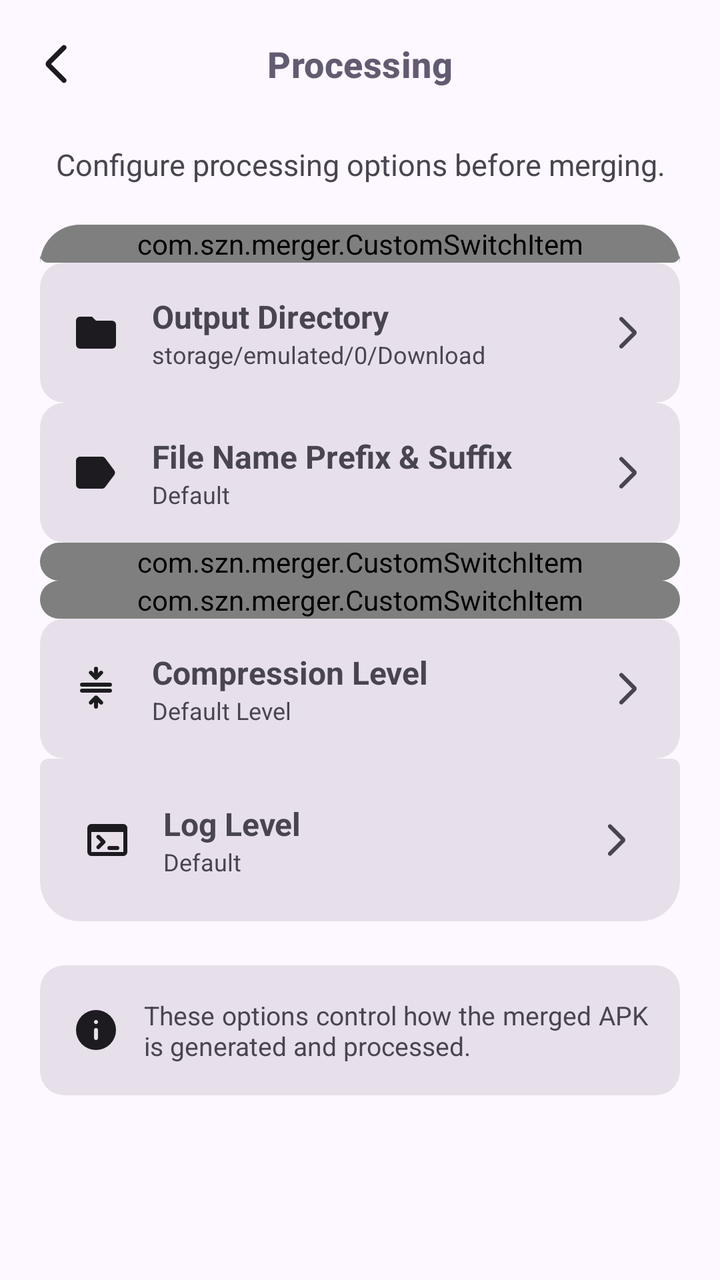
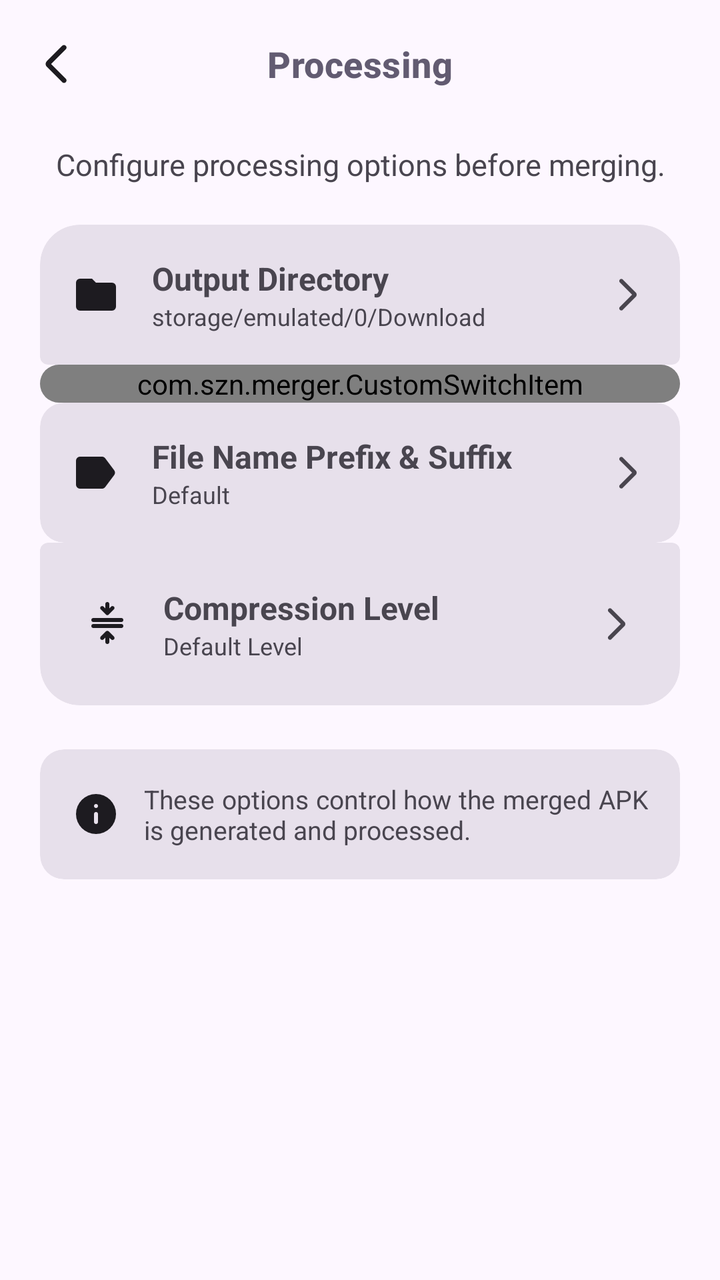

The first picture is an Android layout as it rendered before a commit; the second is the same layout after the commit. The layout source and the unified diff follow.
<!-- AndroidManifest.xml: application theme AppTheme -->
<!-- res/layout/processing_layout.xml -->
<?xml version="1.0" encoding="utf-8"?>
<androidx.constraintlayout.widget.ConstraintLayout xmlns:android="http://schemas.android.com/apk/res/android"
    xmlns:app="http://schemas.android.com/apk/res-auto"
    android:layout_width="match_parent"
    android:layout_height="match_parent">

    <com.google.android.material.appbar.MaterialToolbar
        android:id="@+id/toolbar"
        android:layout_width="0dp"
        android:layout_height="?attr/actionBarSize"
        android:background="@android:color/transparent"
        app:navigationIcon="@drawable/ic_back"
        app:navigationIconTint="?attr/colorOnSurface"
        app:title="@string/processing"
        app:titleCentered="true"
        app:titleTextAppearance="@style/CustomCollapsedTitle"
        app:layout_constraintTop_toTopOf="parent"
        app:layout_constraintStart_toStartOf="parent"
        app:layout_constraintEnd_toEndOf="parent" />

    <androidx.core.widget.NestedScrollView
        android:id="@+id/scroll"
        android:layout_width="0dp"
        android:layout_height="0dp"
        android:fillViewport="true"
        android:paddingHorizontal="20dp"
        app:layout_constraintTop_toBottomOf="@id/toolbar"
        app:layout_constraintBottom_toBottomOf="parent"
        app:layout_constraintStart_toStartOf="parent"
        app:layout_constraintEnd_toEndOf="parent">

        <LinearLayout
            android:layout_width="match_parent"
            android:layout_height="wrap_content"
            android:orientation="vertical">

            <TextView
                android:layout_width="wrap_content"
                android:layout_height="wrap_content"
                android:text="@string/desc_processing"
                android:textSize="15sp"
                android:paddingStart="8dp"
                android:layout_marginTop="8dp"
                android:layout_marginBottom="20dp" />

            <com.google.android.material.card.MaterialCardView
                android:layout_width="match_parent"
                android:layout_height="wrap_content"
                style="@style/Widget.Card.RoundedTop">

                <com.szn.merger.CustomSwitchItem
                    android:id="@+id/extract_native_libs"
                    android:layout_width="match_parent"
                    android:layout_height="wrap_content"
                    app:itemTitle="Extract Native Libs"
                    app:itemIcon="@drawable/ic_file" />

            </com.google.android.material.card.MaterialCardView>


            <com.google.android.material.card.MaterialCardView
                android:id="@+id/card_output_directory"
                android:layout_width="match_parent"
                android:layout_height="wrap_content"

                style="@style/Widget.Card.FlatMiddle">

                <LinearLayout
                    android:layout_width="match_parent"
                    android:layout_height="match_parent"
                    android:gravity="center_vertical"
                    android:orientation="horizontal"
                    android:padding="16dp">

                    <ImageView
                        android:layout_width="24dp"
                        android:layout_height="24dp"
                        app:tint="?attr/colorOnSurface"
                        android:src="@drawable/ic_folder" />

                    <LinearLayout
                        android:layout_width="0dp"
                        android:layout_height="wrap_content"
                        android:layout_weight="1"
                        android:layout_marginStart="16dp"
                        android:orientation="vertical">

                        <TextView
                            android:layout_width="wrap_content"
                            android:layout_height="wrap_content"
                            android:text="@string/output_directory"
                            android:textStyle="bold"
                            android:textSize="16sp" />

                        <TextView
                            android:id="@+id/current_output_directory"
                            android:layout_width="wrap_content"
                            android:layout_height="wrap_content"
                            android:text="@string/output_directory_default"
                            android:textSize="12sp" />

                    </LinearLayout>

                    <ImageView
                        android:layout_width="20dp"
                        android:layout_height="20dp"
                        android:src="@drawable/ic_back"
                        android:rotation="180"
                        app:tint="?attr/colorOnSurfaceVariant" />

                </LinearLayout>

            </com.google.android.material.card.MaterialCardView>

            <com.google.android.material.card.MaterialCardView
                android:id="@+id/card_file_name_prefix_suffix"
                android:layout_width="match_parent"
                android:layout_height="wrap_content"
                style="@style/Widget.Card.FlatMiddle">

                <LinearLayout
                    android:layout_width="match_parent"
                    android:layout_height="match_parent"
                    android:gravity="center_vertical"
                    android:orientation="horizontal"
                    android:padding="16dp">

                    <ImageView
                        android:layout_width="24dp"
                        android:layout_height="24dp"
                        app:tint="?attr/colorOnSurface"
                        android:src="@drawable/ic_label" />

                    <LinearLayout
                        android:layout_width="0dp"
                        android:layout_height="wrap_content"
                        android:layout_weight="1"
                        android:layout_marginStart="16dp"
                        android:orientation="vertical">

                        <TextView
                            android:layout_width="wrap_content"
                            android:layout_height="wrap_content"
                            android:text="@string/file_name_prefix_suffix"
                            android:textStyle="bold"
                            android:textSize="16sp" />

                        <TextView
                            android:id="@+id/current_file_name_prefix_suffix"
                            android:layout_width="wrap_content"
                            android:layout_height="wrap_content"
                            android:text="@string/file_name_prefix_suffix_default"
                            android:textSize="12sp" />

                    </LinearLayout>

                    <ImageView
                        android:layout_width="20dp"
                        android:layout_height="20dp"
                        android:src="@drawable/ic_back"
                        android:rotation="180"
                        app:tint="?attr/colorOnSurfaceVariant" />

                </LinearLayout>

            </com.google.android.material.card.MaterialCardView>

            <com.google.android.material.card.MaterialCardView
                style="@style/Widget.Card.FlatMiddle">

                <com.szn.merger.CustomSwitchItem
                    android:id="@+id/switch_append_timestamp"
                    android:layout_width="match_parent"
                    android:layout_height="wrap_content"
                    app:itemTitle="@string/append_timestamps"
                    app:itemIcon="@drawable/ic_time" />

            </com.google.android.material.card.MaterialCardView>


            <com.google.android.material.card.MaterialCardView style="@style/Widget.Card.FlatMiddle">

                <com.szn.merger.CustomSwitchItem
                    android:id="@+id/switch_append_version_name"
                    android:layout_width="match_parent"
                    android:layout_height="wrap_content"
                    app:itemTitle="@string/append_version_name"
                    app:itemIcon="@drawable/ic_code" />

            </com.google.android.material.card.MaterialCardView>

            <com.google.android.material.card.MaterialCardView
                android:id="@+id/card_compression_level"
                android:layout_width="match_parent"
                android:layout_height="wrap_content"
                style="@style/Widget.Card.FlatMiddle">

                <LinearLayout
                    android:layout_width="match_parent"
                    android:layout_height="match_parent"
                    android:gravity="center_vertical"
                    android:orientation="horizontal"
                    android:padding="16dp">

                    <ImageView
                        android:layout_width="24dp"
                        android:layout_height="24dp"
                        app:tint="?attr/colorOnSurface"
                        android:src="@drawable/ic_compress" />

                    <LinearLayout
                        android:layout_width="0dp"
                        android:layout_height="wrap_content"
                        android:layout_weight="1"
                        android:layout_marginStart="16dp"
                        android:orientation="vertical">

                        <TextView
                            android:layout_width="wrap_content"
                            android:layout_height="wrap_content"
                            android:text="@string/compression_level"
                            android:textStyle="bold"
                            android:textSize="16sp" />

                        <TextView
                            android:id="@+id/current_compression_level"
                            android:layout_width="wrap_content"
                            android:layout_height="wrap_content"
                            android:text="@string/compression_level_default"
                            android:textSize="12sp" />

                    </LinearLayout>

                    <ImageView
                        android:layout_width="20dp"
                        android:layout_height="20dp"
                        android:src="@drawable/ic_back"
                        android:rotation="180"
                        app:tint="?attr/colorOnSurfaceVariant" />

                </LinearLayout>

            </com.google.android.material.card.MaterialCardView>


            <com.google.android.material.card.MaterialCardView
                android:id="@+id/card_log_type"
                android:layout_width="match_parent"
                android:layout_height="wrap_content"
                style="@style/Widget.Card.RoundedBottom">

                <LinearLayout
                    android:layout_width="match_parent"
                    android:layout_height="match_parent"
                    android:gravity="center_vertical"
                    android:orientation="horizontal"
                    android:padding="16dp">

                    <ImageView
                        android:layout_width="24dp"
                        android:layout_height="24dp"
                        app:tint="?attr/colorOnSurface"
                        android:src="@drawable/ic_terminal" />

                    <LinearLayout
                        android:layout_width="0dp"
                        android:layout_height="wrap_content"
                        android:layout_weight="1"
                        android:layout_marginStart="16dp"
                        android:orientation="vertical">

                        <TextView
                            android:layout_width="wrap_content"
                            android:layout_height="wrap_content"
                            android:text="@string/log_type"
                            android:textStyle="bold"
                            android:textSize="16sp" />

                        <TextView
                            android:id="@+id/current_log_type"
                            android:layout_width="wrap_content"
                            android:layout_height="wrap_content"
                            android:text="@string/log_type_default"
                            android:textSize="12sp" />

                    </LinearLayout>

                    <ImageView
                        android:layout_width="20dp"
                        android:layout_height="20dp"
                        android:src="@drawable/ic_back"
                        android:rotation="180"
                        app:tint="?attr/colorOnSurfaceVariant" />

                </LinearLayout>

            </com.google.android.material.card.MaterialCardView>


            <com.google.android.material.card.MaterialCardView
                android:layout_width="match_parent"
                android:layout_height="wrap_content"
                android:layout_marginTop="20dp"
                style="@style/Widget.Card.RoundedMiddle">

                <LinearLayout
                    android:layout_width="match_parent"
                    android:layout_height="match_parent"
                    android:orientation="horizontal"
                    android:gravity="center_vertical"
                    android:padding="16dp">

                    <ImageView
                        android:layout_width="24dp"
                        android:layout_height="24dp"
                        app:tint="?attr/colorOnSurface"
                        android:src="@drawable/ic_info" />

                    <TextView
                        android:layout_width="0dp"
                        android:layout_height="wrap_content"
                        android:layout_weight="1"
                        android:layout_marginStart="12dp"
                        android:justificationMode="inter_word"
                        android:text="@string/info_processing"
                        android:textSize="13sp" />

                </LinearLayout>

            </com.google.android.material.card.MaterialCardView>

        </LinearLayout>

    </androidx.core.widget.NestedScrollView>

</androidx.constraintlayout.widget.ConstraintLayout>
<!-- resources referenced by this layout -->
<resources>
  <!-- drawable ic_code (drawable) -->
  <vector xmlns:android="http://schemas.android.com/apk/res/android"
      android:width="24dp"
      android:height="24dp"
      android:viewportWidth="960"
      android:viewportHeight="960">
    <path
        android:pathData="m353,480 l59,-59q12,-12 12,-28t-12,-28q-12,-12 -28.5,-12T355,365l-87,87q-6,6 -8.5,13t-2.5,15q0,8 2.5,15t8.5,13l87,87q12,12 28.5,12t28.5,-12q12,-12 12,-28t-12,-28l-59,-59ZM607,480 L548,539q-12,12 -12,28t12,28q12,12 28.5,12t28.5,-12l87,-87q6,-6 8.5,-13t2.5,-15q0,-8 -2.5,-15t-8.5,-13l-87,-87q-6,-6 -13.5,-9t-15,-3q-7.5,0 -15,3t-13.5,9q-12,12 -12,28t12,28l59,59ZM200,840q-33,0 -56.5,-23.5T120,760v-560q0,-33 23.5,-56.5T200,120h560q33,0 56.5,23.5T840,200v560q0,33 -23.5,56.5T760,840L200,840Z"
        android:fillColor="#000000"/>
  </vector>
  <!-- drawable ic_terminal (drawable) -->
  <vector xmlns:android="http://schemas.android.com/apk/res/android"
      android:width="24dp"
      android:height="24dp"
      android:viewportWidth="960"
      android:viewportHeight="960">
    <path
        android:pathData="M160,800q-33,0 -56.5,-23.5T80,720v-480q0,-33 23.5,-56.5T160,160h640q33,0 56.5,23.5T880,240v480q0,33 -23.5,56.5T800,800L160,800ZM160,720h640v-400L160,320v400ZM347,520 L271,444q-12,-12 -11.5,-28t12.5,-28q12,-11 28,-11.5t28,11.5l104,104q12,12 12,28t-12,28L328,652q-11,11 -27.5,11.5T272,652q-11,-11 -11,-28t11,-28l75,-76ZM520,680q-17,0 -28.5,-11.5T480,640q0,-17 11.5,-28.5T520,600h160q17,0 28.5,11.5T720,640q0,17 -11.5,28.5T680,680L520,680Z"
        android:fillColor="#000000"/>
  </vector>
  <!-- drawable ic_time (drawable) -->
  <vector xmlns:android="http://schemas.android.com/apk/res/android"
      android:width="24dp"
      android:height="24dp"
      android:viewportWidth="960"
      android:viewportHeight="960">
    <path
        android:pathData="M480,840q-75,0 -140.5,-28.5t-114,-77q-48.5,-48.5 -77,-114T120,480q0,-75 28.5,-140.5t77,-114q48.5,-48.5 114,-77T480,120q82,0 155.5,35T760,254v-54q0,-17 11.5,-28.5T800,160q17,0 28.5,11.5T840,200v160q0,17 -11.5,28.5T800,400L640,400q-17,0 -28.5,-11.5T600,360q0,-17 11.5,-28.5T640,320h70q-41,-56 -101,-88t-129,-32q-117,0 -198.5,81.5T200,480q0,117 81.5,198.5T480,760q95,0 170,-57t99,-147q5,-16 18,-24t29,-6q17,2 27,14.5t6,27.5q-29,119 -126,195.5T480,840ZM520,464 L620,564q11,11 11,28t-11,28q-11,11 -28,11t-28,-11L452,508q-6,-6 -9,-13.5t-3,-15.5v-159q0,-17 11.5,-28.5T480,280q17,0 28.5,11.5T520,320v144Z"
        android:fillColor="#000000"/>
  </vector>
  <string name="append_timestamps">Append Timestamps</string>
  <string name="append_version_name">Append Version Name</string>
  <string name="log_type">Log Level</string>
  <string name="log_type_default">Default</string>
  <string name="processing">Processing</string>
  <color name="md_theme_primary">#65558F</color>
  <color name="md_theme_onPrimary">#FFFFFF</color>
  <color name="md_theme_primaryContainer">#E9DDFF</color>
  <color name="md_theme_secondary">#625B71</color>
  <color name="md_theme_onSecondary">#FFFFFF</color>
  <color name="md_theme_secondaryContainer">#E8DEF8</color>
  <color name="md_theme_tertiary">#7E5260</color>
  <color name="md_theme_onTertiary">#FFFFFF</color>
  <color name="md_theme_tertiaryContainer">#FFD9E3</color>
  <color name="md_theme_error">#BA1A1A</color>
  <color name="md_theme_onError">#FFFFFF</color>
  <color name="md_theme_errorContainer">#FFDAD6</color>
  <color name="md_theme_onErrorContainer">#93000A</color>
  <color name="md_theme_background">#FDF7FF</color>
  <color name="md_theme_onBackground">#1D1B20</color>
  <color name="md_theme_surface">#FDF7FF</color>
  <color name="md_theme_onSurface">#1D1B20</color>
  <color name="md_theme_surfaceVariant">#E7E0EB</color>
  <color name="md_theme_onSurfaceVariant">#49454E</color>
  <color name="md_theme_outline">#7A757F</color>
  <color name="md_theme_outlineVariant">#CAC4CF</color>
  <color name="md_theme_inverseSurface">#322F35</color>
  <color name="md_theme_inverseOnSurface">#F5EFF7</color>
  <color name="md_theme_inversePrimary">#CFBDFE</color>
  <!-- unchanged entries left out for length: 25 -->
</resources>

<!-- the commit's change to res/layout/processing_layout.xml (unified diff, before → after) -->
@@ -44,26 +44,10 @@
                 android:layout_marginBottom="20dp" />
 
             <com.google.android.material.card.MaterialCardView
+                android:id="@+id/card_output_directory"
                 android:layout_width="match_parent"
                 android:layout_height="wrap_content"
                 style="@style/Widget.Card.RoundedTop">
-
-                <com.szn.merger.CustomSwitchItem
-                    android:id="@+id/extract_native_libs"
-                    android:layout_width="match_parent"
-                    android:layout_height="wrap_content"
-                    app:itemTitle="Extract Native Libs"
-                    app:itemIcon="@drawable/ic_file" />
-
-            </com.google.android.material.card.MaterialCardView>
-
-
-            <com.google.android.material.card.MaterialCardView
-                android:id="@+id/card_output_directory"
-                android:layout_width="match_parent"
-                android:layout_height="wrap_content"
-
-                style="@style/Widget.Card.FlatMiddle">
 
                 <LinearLayout
                     android:layout_width="match_parent"
@@ -107,8 +91,21 @@
                         android:src="@drawable/ic_back"
                         android:rotation="180"
                         app:tint="?attr/colorOnSurfaceVariant" />
-
-                </LinearLayout>
+                </LinearLayout>
+
+            </com.google.android.material.card.MaterialCardView>
+
+            <com.google.android.material.card.MaterialCardView
+                android:layout_width="match_parent"
+                android:layout_height="wrap_content"
+                style="@style/Widget.Card.FlatMiddle">
+
+                <com.szn.merger.CustomSwitchItem
+                    android:id="@+id/extract_native_libs"
+                    android:layout_width="match_parent"
+                    android:layout_height="wrap_content"
+                    app:itemTitle="Extract Native Libs"
+                    app:itemIcon="@drawable/ic_file" />
 
             </com.google.android.material.card.MaterialCardView>
 
@@ -166,34 +163,10 @@
             </com.google.android.material.card.MaterialCardView>
 
             <com.google.android.material.card.MaterialCardView
-                style="@style/Widget.Card.FlatMiddle">
-
-                <com.szn.merger.CustomSwitchItem
-                    android:id="@+id/switch_append_timestamp"
-                    android:layout_width="match_parent"
-                    android:layout_height="wrap_content"
-                    app:itemTitle="@string/append_timestamps"
-                    app:itemIcon="@drawable/ic_time" />
-
-            </com.google.android.material.card.MaterialCardView>
-
-
-            <com.google.android.material.card.MaterialCardView style="@style/Widget.Card.FlatMiddle">
-
-                <com.szn.merger.CustomSwitchItem
-                    android:id="@+id/switch_append_version_name"
-                    android:layout_width="match_parent"
-                    android:layout_height="wrap_content"
-                    app:itemTitle="@string/append_version_name"
-                    app:itemIcon="@drawable/ic_code" />
-
-            </com.google.android.material.card.MaterialCardView>
-
-            <com.google.android.material.card.MaterialCardView
                 android:id="@+id/card_compression_level"
                 android:layout_width="match_parent"
                 android:layout_height="wrap_content"
-                style="@style/Widget.Card.FlatMiddle">
+                style="@style/Widget.Card.RoundedBottom">
 
                 <LinearLayout
                     android:layout_width="match_parent"
@@ -244,60 +217,6 @@
 
 
             <com.google.android.material.card.MaterialCardView
-                android:id="@+id/card_log_type"
-                android:layout_width="match_parent"
-                android:layout_height="wrap_content"
-                style="@style/Widget.Card.RoundedBottom">
-
-                <LinearLayout
-                    android:layout_width="match_parent"
-                    android:layout_height="match_parent"
-                    android:gravity="center_vertical"
-                    android:orientation="horizontal"
-                    android:padding="16dp">
-
-                    <ImageView
-                        android:layout_width="24dp"
-                        android:layout_height="24dp"
-                        app:tint="?attr/colorOnSurface"
-                        android:src="@drawable/ic_terminal" />
-
-                    <LinearLayout
-                        android:layout_width="0dp"
-                        android:layout_height="wrap_content"
-                        android:layout_weight="1"
-                        android:layout_marginStart="16dp"
-                        android:orientation="vertical">
-
-                        <TextView
-                            android:layout_width="wrap_content"
-                            android:layout_height="wrap_content"
-                            android:text="@string/log_type"
-                            android:textStyle="bold"
-                            android:textSize="16sp" />
-
-                        <TextView
-                            android:id="@+id/current_log_type"
-                            android:layout_width="wrap_content"
-                            android:layout_height="wrap_content"
-                            android:text="@string/log_type_default"
-                            android:textSize="12sp" />
-
-                    </LinearLayout>
-
-                    <ImageView
-                        android:layout_width="20dp"
-                        android:layout_height="20dp"
-                        android:src="@drawable/ic_back"
-                        android:rotation="180"
-                        app:tint="?attr/colorOnSurfaceVariant" />
-
-                </LinearLayout>
-
-            </com.google.android.material.card.MaterialCardView>
-
-
-            <com.google.android.material.card.MaterialCardView
                 android:layout_width="match_parent"
                 android:layout_height="wrap_content"
                 android:layout_marginTop="20dp"
<!-- resource entries referenced after the edit -->
@@ -1,39 +1,5 @@
 <!-- resources referenced by this layout -->
 <resources>
-  <!-- drawable ic_code (drawable) -->
-  <vector xmlns:android="http://schemas.android.com/apk/res/android"
-      android:width="24dp"
-      android:height="24dp"
-      android:viewportWidth="960"
-      android:viewportHeight="960">
-    <path
-        android:pathData="m353,480 l59,-59q12,-12 12,-28t-12,-28q-12,-12 -28.5,-12T355,365l-87,87q-6,6 -8.5,13t-2.5,15q0,8 2.5,15t8.5,13l87,87q12,12 28.5,12t28.5,-12q12,-12 12,-28t-12,-28l-59,-59ZM607,480 L548,539q-12,12 -12,28t12,28q12,12 28.5,12t28.5,-12l87,-87q6,-6 8.5,-13t2.5,-15q0,-8 -2.5,-15t-8.5,-13l-87,-87q-6,-6 -13.5,-9t-15,-3q-7.5,0 -15,3t-13.5,9q-12,12 -12,28t12,28l59,59ZM200,840q-33,0 -56.5,-23.5T120,760v-560q0,-33 23.5,-56.5T200,120h560q33,0 56.5,23.5T840,200v560q0,33 -23.5,56.5T760,840L200,840Z"
-        android:fillColor="#000000"/>
-  </vector>
-  <!-- drawable ic_terminal (drawable) -->
-  <vector xmlns:android="http://schemas.android.com/apk/res/android"
-      android:width="24dp"
-      android:height="24dp"
-      android:viewportWidth="960"
-      android:viewportHeight="960">
-    <path
-        android:pathData="M160,800q-33,0 -56.5,-23.5T80,720v-480q0,-33 23.5,-56.5T160,160h640q33,0 56.5,23.5T880,240v480q0,33 -23.5,56.5T800,800L160,800ZM160,720h640v-400L160,320v400ZM347,520 L271,444q-12,-12 -11.5,-28t12.5,-28q12,-11 28,-11.5t28,11.5l104,104q12,12 12,28t-12,28L328,652q-11,11 -27.5,11.5T272,652q-11,-11 -11,-28t11,-28l75,-76ZM520,680q-17,0 -28.5,-11.5T480,640q0,-17 11.5,-28.5T520,600h160q17,0 28.5,11.5T720,640q0,17 -11.5,28.5T680,680L520,680Z"
-        android:fillColor="#000000"/>
-  </vector>
-  <!-- drawable ic_time (drawable) -->
-  <vector xmlns:android="http://schemas.android.com/apk/res/android"
-      android:width="24dp"
-      android:height="24dp"
-      android:viewportWidth="960"
-      android:viewportHeight="960">
-    <path
-        android:pathData="M480,840q-75,0 -140.5,-28.5t-114,-77q-48.5,-48.5 -77,-114T120,480q0,-75 28.5,-140.5t77,-114q48.5,-48.5 114,-77T480,120q82,0 155.5,35T760,254v-54q0,-17 11.5,-28.5T800,160q17,0 28.5,11.5T840,200v160q0,17 -11.5,28.5T800,400L640,400q-17,0 -28.5,-11.5T600,360q0,-17 11.5,-28.5T640,320h70q-41,-56 -101,-88t-129,-32q-117,0 -198.5,81.5T200,480q0,117 81.5,198.5T480,760q95,0 170,-57t99,-147q5,-16 18,-24t29,-6q17,2 27,14.5t6,27.5q-29,119 -126,195.5T480,840ZM520,464 L620,564q11,11 11,28t-11,28q-11,11 -28,11t-28,-11L452,508q-6,-6 -9,-13.5t-3,-15.5v-159q0,-17 11.5,-28.5T480,280q17,0 28.5,11.5T520,320v144Z"
-        android:fillColor="#000000"/>
-  </vector>
-  <string name="append_timestamps">Append Timestamps</string>
-  <string name="append_version_name">Append Version Name</string>
-  <string name="log_type">Log Level</string>
-  <string name="log_type_default">Default</string>
   <string name="processing">Processing</string>
   <color name="md_theme_primary">#65558F</color>
   <color name="md_theme_onPrimary">#FFFFFF</color>
